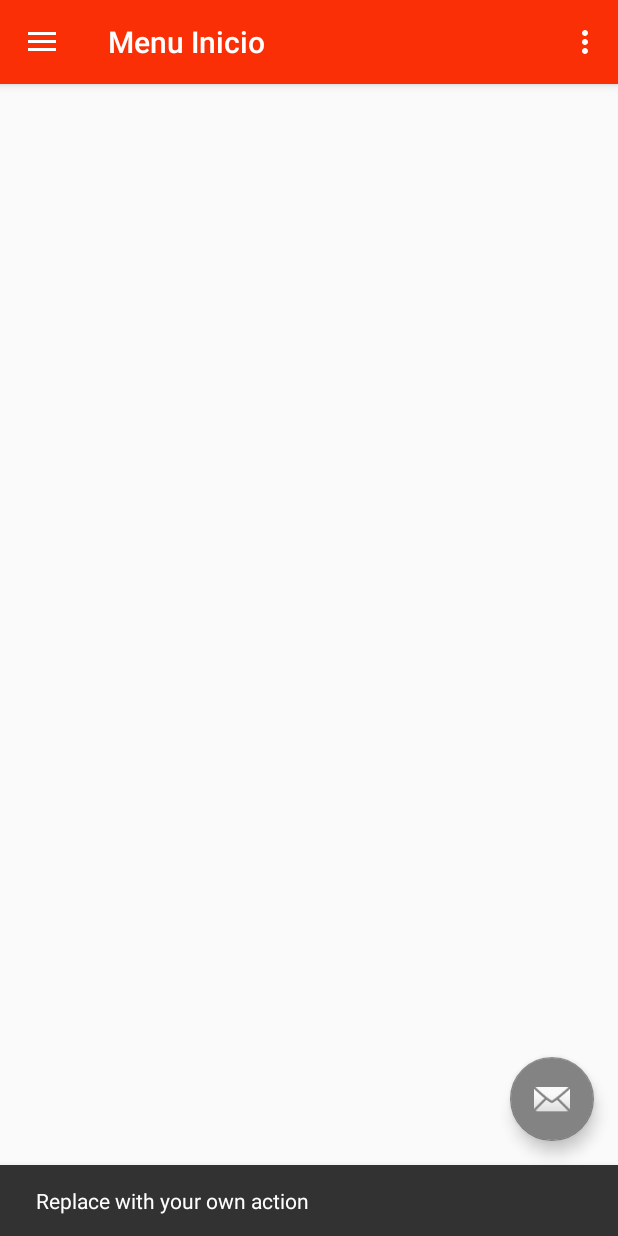
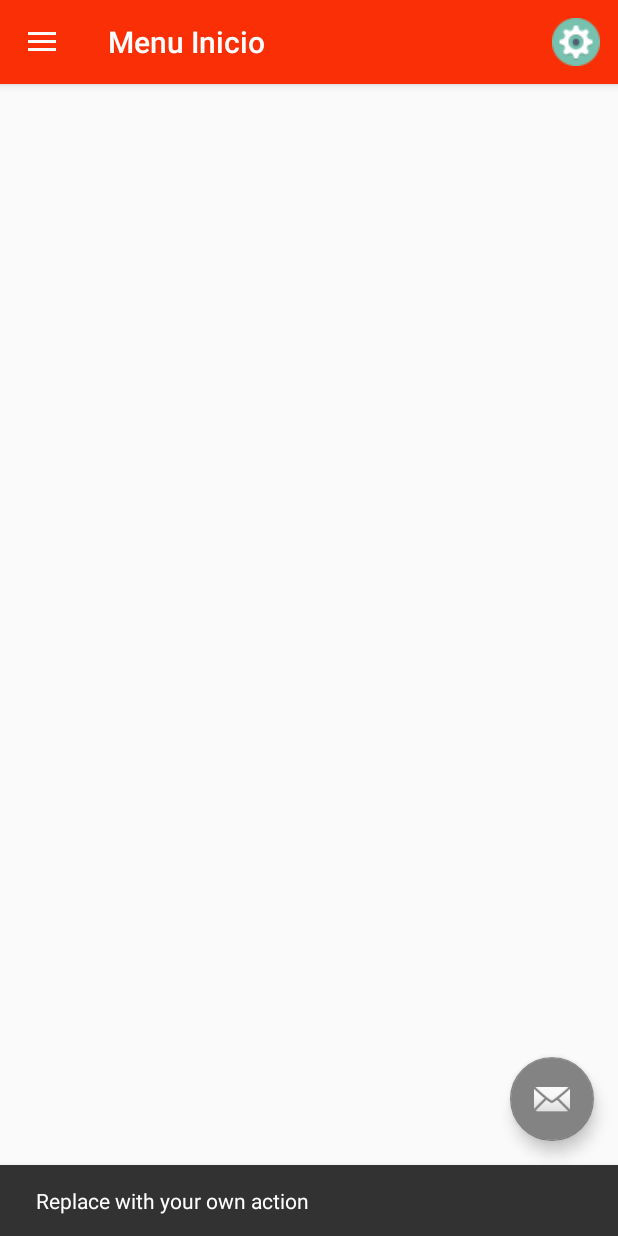
Before and after one commit to mlynk6/MobirutPDA, an Android app: the InicioMenu screen opened directly, with no data from a screen before it, after a tap on an icon or button, on a phone screen of 412 x 824 dp. Run offline under Robolectric (Android 15) with nearby library versions, the phone set to English and light mode, and no system bars.

Commit message:
Merge branch 'rama2' of https://github.com/mlynk6/MobirutPDA
# Conflicts:
#	.idea/modules.xml

```diff
--- a/app/src/main/java/filtroslys/mobirutpda/InicioMenu.java
+++ b/app/src/main/java/filtroslys/mobirutpda/InicioMenu.java
@@ -1,6 +1,8 @@
 package filtroslys.mobirutpda;
 
+import android.content.SharedPreferences;
 import android.os.Bundle;
+import android.preference.PreferenceManager;
 import android.support.design.widget.FloatingActionButton;
 import android.support.design.widget.Snackbar;
 import android.view.View;
@@ -12,15 +14,31 @@ import android.support.v7.app.AppCompatActivity;
 import android.support.v7.widget.Toolbar;
 import android.view.Menu;
 import android.view.MenuItem;
+import android.widget.TextView;
+
+import filtroslzs.layer.entidad.entDataBase;
+import filtroslzs.layer.negocio.*;
+
+import java.util.ArrayList;
+
+import filtroslzs.layer.entidad.entZaccMenu;
 
 public class InicioMenu extends AppCompatActivity
         implements NavigationView.OnNavigationItemSelectedListener {
+    String sNombreUsuario , sCorreoUsuario , sCodigoUsuario;
+    SharedPreferences preferences;
+    appglobal app;
 
     @Override
     protected void onCreate(Bundle savedInstanceState) {
         super.onCreate(savedInstanceState);
         setContentView(R.layout.activity_inicio_menu);
+        app = ((appglobal) getApplicationContext());
         Toolbar toolbar = (Toolbar) findViewById(R.id.toolbar);
+        preferences = PreferenceManager.getDefaultSharedPreferences(InicioMenu.this);
+         sNombreUsuario  =preferences.getString("NomUsuario",null);
+        sCorreoUsuario = preferences.getString("MailUsuario",null);
+        sCodigoUsuario =  preferences.getString("CodUsuario",null);
         setSupportActionBar(toolbar);
         setTitle("Menu Inicio");
         FloatingActionButton fab = (FloatingActionButton) findViewById(R.id.fab);
@@ -40,7 +58,13 @@ public class InicioMenu extends AppCompatActivity
 
         NavigationView navigationView = (NavigationView) findViewById(R.id.nav_view);
         navigationView.setNavigationItemSelectedListener(this);
+        Menu m = navigationView.getMenu();
+        LoadNavDrawMenu(m);
         View header=navigationView.getHeaderView(0);
+        TextView name = (TextView)header.findViewById(R.id.txtUserNav);
+        TextView  email = (TextView)header.findViewById(R.id.txtMailNav);
+        name.setText(sNombreUsuario);
+        email.setText(sCorreoUsuario);
     }
 
     @Override
@@ -56,7 +80,7 @@ public class InicioMenu extends AppCompatActivity
     @Override
     public boolean onCreateOptionsMenu(Menu menu) {
         // Inflate the menu; this adds items to the action bar if it is present.
-        getMenuInflater().inflate(R.menu.inicio_menu, menu);
+        getMenuInflater().inflate(R.menu.menu_config, menu);
         return true;
     }
 
@@ -81,7 +105,7 @@ public class InicioMenu extends AppCompatActivity
         // Handle navigation view item clicks here.
         int id = item.getItemId();
 
-        if (id == R.id.nav_camera) {
+      /*  if (id == R.id.nav_camera) {
             // Handle the camera action
         } else if (id == R.id.nav_gallery) {
 
@@ -93,10 +117,43 @@ public class InicioMenu extends AppCompatActivity
 
         } else if (id == R.id.nav_send) {
 
-        }
+        }*/
 
         DrawerLayout drawer = (DrawerLayout) findViewById(R.id.drawer_layout);
         drawer.closeDrawer(GravityCompat.START);
         return true;
     }
+
+    public   void  LoadNavDrawMenu (Menu menu){
+        ArrayList<entZaccMenu> listamenu= new ArrayList<>();
+        negZaccMenu negMenu = new negZaccMenu(app.getConexion());
+        listamenu = negMenu.ListaMenuHome("MMONTERO");
+
+        if (listamenu.size()>0){
+            //Cargando items menu padres
+            for (int  i = 0 ; i < listamenu.size();i++){
+                entZaccMenu zmenu = listamenu.get(i);
+                if (zmenu.getTipo().equals("P")){
+                   Menu m = menu.addSubMenu(Integer.valueOf(zmenu.getIdReg()),Integer.valueOf(zmenu.getIdReg()), i,zmenu.getNombre());
+                   CreandoMenuHijos(listamenu,zmenu.getIdReg(),m);
+                }
+            }
+
+
+        }
+
+
+    }
+
+    public  void CreandoMenuHijos (ArrayList<entZaccMenu> listamenu ,String menuPadreId , Menu menuHijo){
+        for (int i  = 0 ;  i <  listamenu.size(); i++) {
+            entZaccMenu itemMenu= listamenu.get(i);
+            if (itemMenu.getTipo().equals("H")&& menuPadreId.equals(itemMenu.getIdRef())) {
+
+                menuHijo.add(Integer.valueOf(menuPadreId), Integer.valueOf(itemMenu.getIdReg()), i, itemMenu.getNombre()).setIcon(R.drawable.ic_navmenu);
+            }
+        }
+    }
+
+
 }
--- a/app/src/main/java/filtroslzs/layer/data/datZaccMenu.java
+++ b/app/src/main/java/filtroslzs/layer/data/datZaccMenu.java
@@ -16,7 +16,7 @@ public class datZaccMenu {
     public Cursor ListaMenuHome(String Usuario) {
         sql = "Select c_idreg,c_nombre,c_tipo,c_idref "
                 + "from zacc_menu "
-                + "where c_usuario='" + Usuario + " "
+                + "where c_usuario='" + Usuario + "' "
                 + "and c_nivel ='IN'";
         Cursor c = objDat.EjecutaSelect(sql);
         return c;
--- a/app/src/main/java/filtroslzs/layer/negocio/negZaccMenu.java
+++ b/app/src/main/java/filtroslzs/layer/negocio/negZaccMenu.java
@@ -1,6 +1,9 @@
 package filtroslzs.layer.negocio;
 
 import android.database.Cursor;
+import android.util.Log;
+
+import filtroslys.mobirutpda.Login;
 import filtroslzs.layer.data.*;
 import filtroslzs.layer.entidad.*;
 import java.util.ArrayList;
@@ -25,6 +28,7 @@ public class negZaccMenu {
             objEnt.setTipo(cx.getString(2));
             objEnt.setIdRef(cx.getString(3));
             ListaDat.add(objEnt);
+            Log.i("Menu id : ",cx.getString(0));
         }
         objEnt = null;
         cx.close();
--- a/app/src/main/res/menu/activity_inicio_menu_drawer.xml
+++ b/app/src/main/res/menu/activity_inicio_menu_drawer.xml
@@ -3,36 +3,6 @@
     xmlns:tools="http://schemas.android.com/tools"
     tools:showIn="navigation_view">
 
-    <group android:checkableBehavior="single">
-        <item
-            android:id="@+id/nav_camera"
-            android:icon="@drawable/ic_menu_camera"
-            android:title="Import" />
-        <item
-            android:id="@+id/nav_gallery"
-            android:icon="@drawable/ic_menu_gallery"
-            android:title="Gallery" />
-        <item
-            android:id="@+id/nav_slideshow"
-            android:icon="@drawable/ic_menu_slideshow"
-            android:title="Slideshow" />
-        <item
-            android:id="@+id/nav_manage"
-            android:icon="@drawable/ic_menu_manage"
-            android:title="Tools" />
-    </group>
 
-    <item android:title="Communicate">
-        <menu>
-            <item
-                android:id="@+id/nav_share"
-                android:icon="@drawable/ic_menu_share"
-                android:title="Share" />
-            <item
-                android:id="@+id/nav_send"
-                android:icon="@drawable/ic_menu_send"
-                android:title="Send" />
-        </menu>
-    </item>
 
 </menu>
--- /dev/null
+++ b/app/src/main/res/menu/menu_config.xml
@@ -0,0 +1,10 @@
+<?xml version="1.0" encoding="utf-8"?>
+<menu xmlns:android="http://schemas.android.com/apk/res/android"
+    xmlns:app="http://schemas.android.com/apk/res-auto">
+    <item
+        android:id="@+id/config"
+        android:icon="@drawable/icn_config32x32"
+        android:title="Config"
+        app:showAsAction="always" />
+
+</menu>
```
Also changed, not shown: app/src/main/java/filtroslys/mobirutpda/Login.java (+9 -0 lines), app/src/main/res/layout/activity_login.xml (+0 -16 lines), app/src/main/res/drawable/ic_navmenu.png (added), app/src/main/res/drawable/icn_menuconfig24.png (added).
